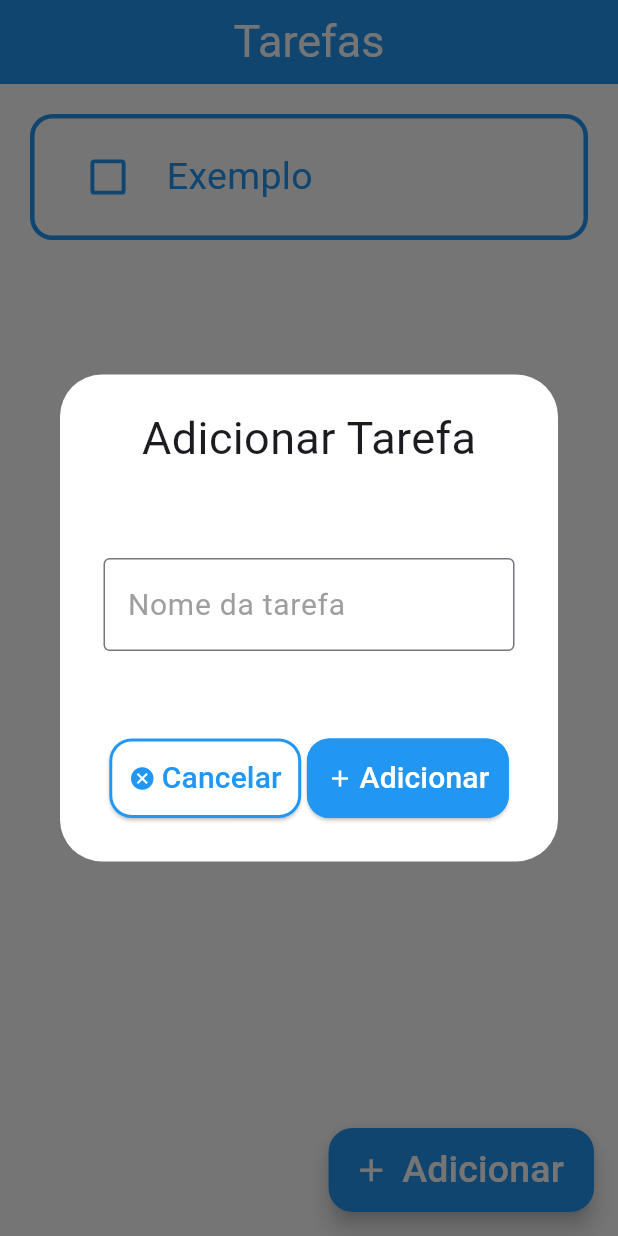
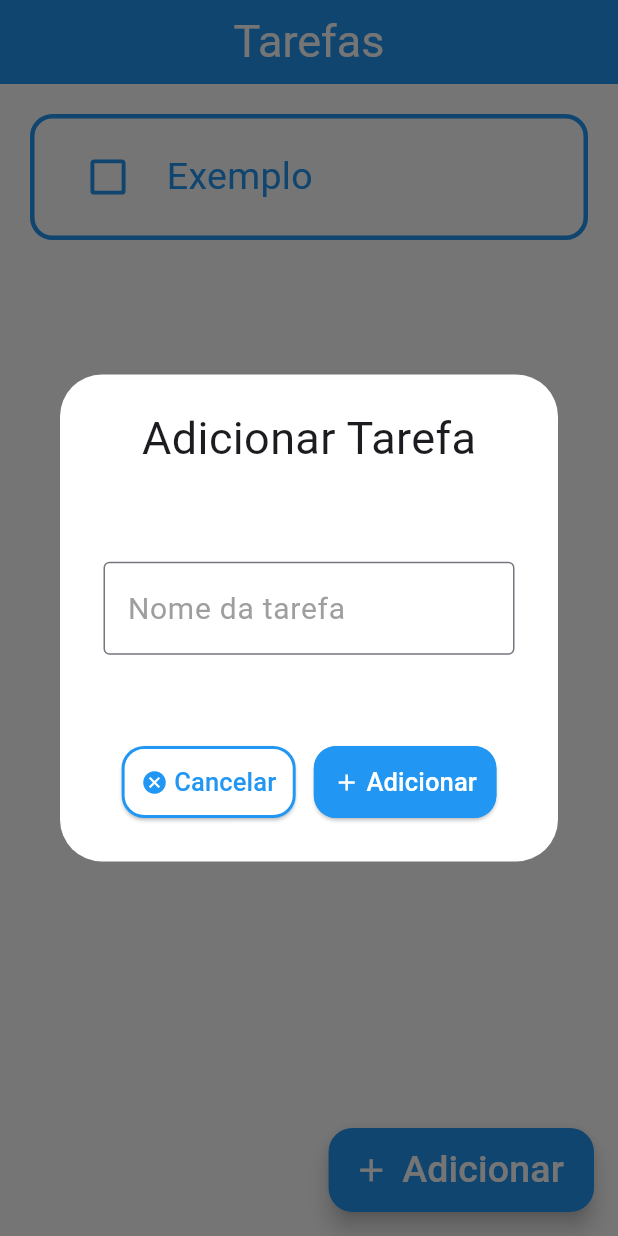
Before and after one commit to wllandrew/to-do-app, a Flutter app: the screen it shows after launch, after a tap on "Adicionar", on a phone screen of 412 x 824 dp. Run offline on Flutter 3.47's test engine with Material 3 defaults, Android fonts, the phone set to English and light mode, and no system bars; drawn by our look-alikes of flutter_slidable.

Commit message:
:bug: fix: fixed font size for task adding page

```diff
--- a/lib/pages/adicionar_tarefa.dart
+++ b/lib/pages/adicionar_tarefa.dart
@@ -25,8 +25,7 @@ class AdicionarTarefa extends StatelessWidget {
       // Conteúdo
       content: Padding(
         padding: const EdgeInsets.all(5),
-        child: Container(
-
+        child: SizedBox(
             // Tamanho da janela
             height: MediaQuery.sizeOf(context).height / 3,
             width: MediaQuery.sizeOf(context).width - 10,
--- a/lib/util/botoes.dart
+++ b/lib/util/botoes.dart
@@ -46,7 +46,7 @@ class Botoes extends StatelessWidget {
               ),
               Text(
                 titulo,
-                style: TextStyle(color: corSecundaria, fontSize: 20),
+                style: TextStyle(color: corSecundaria, fontSize: 17),
               ),
             ],
           ),
```
